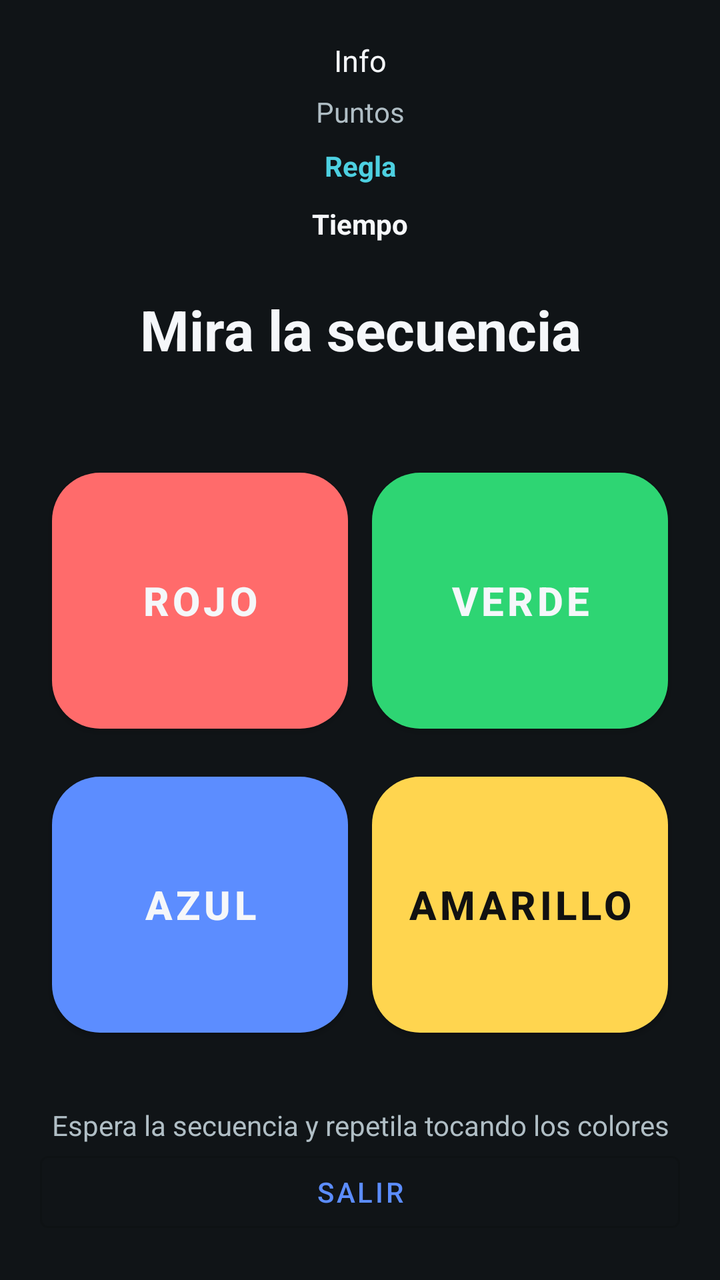
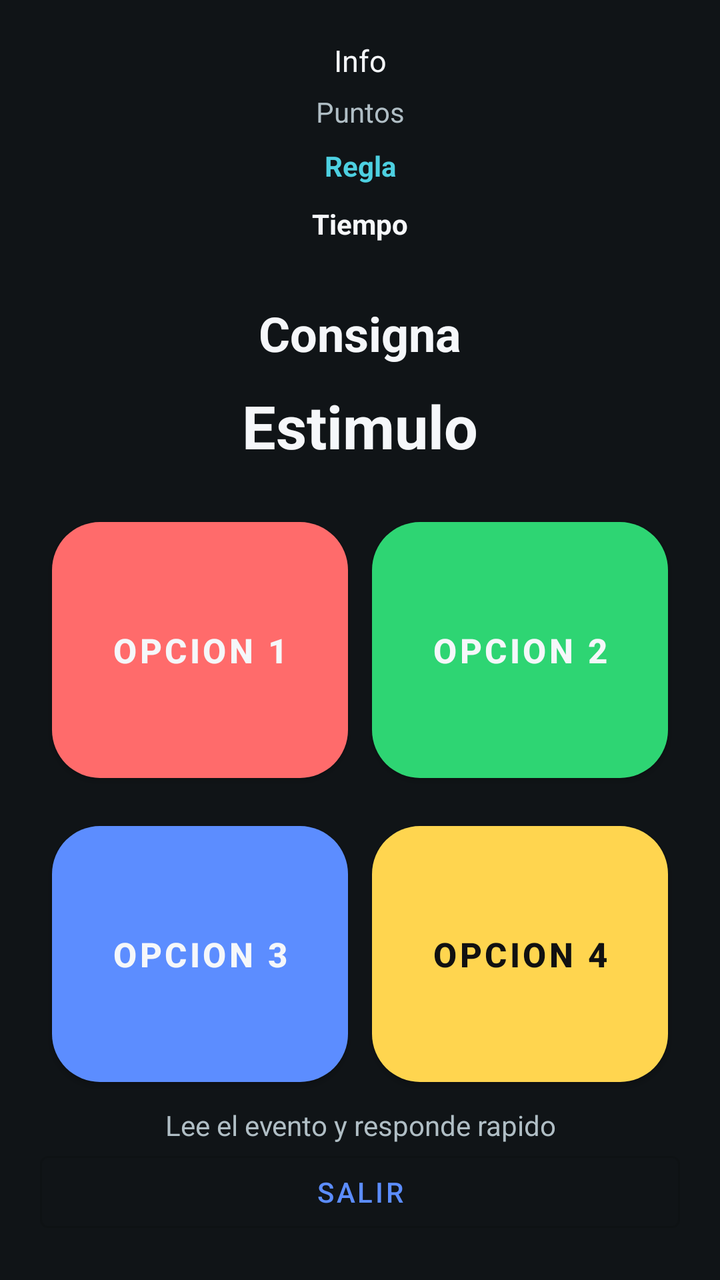

Before-and-after screenshots of an Android layout around one commit, followed by the original layout XML and the change that was made.
<!-- AndroidManifest.xml: application theme Theme.ReaccionAtencion -->
<!-- res/layout/activity_game.xml -->
<?xml version="1.0" encoding="utf-8"?>
<FrameLayout xmlns:android="http://schemas.android.com/apk/res/android"
    xmlns:app="http://schemas.android.com/apk/res-auto"
    android:id="@+id/rootGame"
    android:layout_width="match_parent"
    android:layout_height="match_parent"
    android:background="@color/bg_dark"
    android:clickable="true"
    android:focusable="true">

    <androidx.constraintlayout.widget.ConstraintLayout
        android:layout_width="match_parent"
        android:layout_height="match_parent"
        android:padding="20dp">

        <TextView
            android:id="@+id/tvGameInfo"
            android:layout_width="0dp"
            android:layout_height="wrap_content"
            android:gravity="center"
            android:text="Info"
            android:textColor="@color/text_primary"
            android:textSize="15sp"
            app:layout_constraintEnd_toEndOf="parent"
            app:layout_constraintStart_toStartOf="parent"
            app:layout_constraintTop_toTopOf="parent" />

        <TextView
            android:id="@+id/tvScore"
            android:layout_width="0dp"
            android:layout_height="wrap_content"
            android:layout_marginTop="6dp"
            android:gravity="center"
            android:text="Puntos"
            android:textColor="@color/text_secondary"
            android:textSize="14sp"
            app:layout_constraintEnd_toEndOf="parent"
            app:layout_constraintStart_toStartOf="parent"
            app:layout_constraintTop_toBottomOf="@id/tvGameInfo" />

        <TextView
            android:id="@+id/tvRule"
            android:layout_width="0dp"
            android:layout_height="wrap_content"
            android:layout_marginTop="8dp"
            android:gravity="center"
            android:text="Regla"
            android:textColor="@color/accent_cyan"
            android:textStyle="bold"
            app:layout_constraintEnd_toEndOf="parent"
            app:layout_constraintStart_toStartOf="parent"
            app:layout_constraintTop_toBottomOf="@id/tvScore" />

        <TextView
            android:id="@+id/tvTimer"
            android:layout_width="wrap_content"
            android:layout_height="wrap_content"
            android:layout_marginTop="10dp"
            android:text="Tiempo"
            android:textColor="@color/text_primary"
            android:textStyle="bold"
            app:layout_constraintEnd_toEndOf="parent"
            app:layout_constraintStart_toStartOf="parent"
            app:layout_constraintTop_toBottomOf="@id/tvRule" />

        <TextView
            android:id="@+id/tvCountdown"
            android:layout_width="0dp"
            android:layout_height="wrap_content"
            android:gravity="center"
            android:text="3"
            android:textColor="@color/text_primary"
            android:textSize="56sp"
            android:textStyle="bold"
            android:visibility="gone"
            app:layout_constraintBottom_toTopOf="@id/tvMain"
            app:layout_constraintEnd_toEndOf="parent"
            app:layout_constraintStart_toStartOf="parent"
            app:layout_constraintTop_toBottomOf="@id/tvTimer" />

        <TextView
            android:id="@+id/tvMain"
            android:layout_width="0dp"
            android:layout_height="wrap_content"
            android:gravity="center"
            android:text="Mira la secuencia"
            android:textColor="@color/text_primary"
            android:textSize="28sp"
            android:textStyle="bold"
            app:layout_constraintBottom_toTopOf="@id/gridPads"
            app:layout_constraintEnd_toEndOf="parent"
            app:layout_constraintStart_toStartOf="parent"
            app:layout_constraintTop_toBottomOf="@id/tvCountdown" />

        <LinearLayout
            android:id="@+id/gridPads"
            android:layout_width="0dp"
            android:layout_height="wrap_content"
            android:layout_marginTop="16dp"
            android:orientation="vertical"
            app:layout_constraintBottom_toTopOf="@id/tvHint"
            app:layout_constraintEnd_toEndOf="parent"
            app:layout_constraintStart_toStartOf="parent"
            app:layout_constraintTop_toBottomOf="@id/tvMain">

            <LinearLayout
                android:layout_width="match_parent"
                android:layout_height="0dp"
                android:layout_weight="1"
                android:orientation="horizontal">

                <com.google.android.material.button.MaterialButton
                    android:id="@+id/btnPad0"
                    android:layout_width="0dp"
                    android:layout_height="140dp"
                    android:layout_margin="6dp"
                    android:layout_weight="1"
                    android:text="ROJO"
                    android:textColor="@color/text_primary"
                    android:textSize="20sp"
                    android:textStyle="bold"
                    app:backgroundTint="@color/error_red"
                    app:cornerRadius="24dp" />

                <com.google.android.material.button.MaterialButton
                    android:id="@+id/btnPad1"
                    android:layout_width="0dp"
                    android:layout_height="140dp"
                    android:layout_margin="6dp"
                    android:layout_weight="1"
                    android:text="VERDE"
                    android:textColor="@color/text_primary"
                    android:textSize="20sp"
                    android:textStyle="bold"
                    app:backgroundTint="@color/success_green"
                    app:cornerRadius="24dp" />
            </LinearLayout>

            <LinearLayout
                android:layout_width="match_parent"
                android:layout_height="0dp"
                android:layout_weight="1"
                android:orientation="horizontal">

                <com.google.android.material.button.MaterialButton
                    android:id="@+id/btnPad2"
                    android:layout_width="0dp"
                    android:layout_height="140dp"
                    android:layout_margin="6dp"
                    android:layout_weight="1"
                    android:text="AZUL"
                    android:textColor="@color/text_primary"
                    android:textSize="20sp"
                    android:textStyle="bold"
                    app:backgroundTint="@color/accent_blue"
                    app:cornerRadius="24dp" />

                <com.google.android.material.button.MaterialButton
                    android:id="@+id/btnPad3"
                    android:layout_width="0dp"
                    android:layout_height="140dp"
                    android:layout_margin="6dp"
                    android:layout_weight="1"
                    android:text="AMARILLO"
                    android:textColor="#111111"
                    android:textSize="20sp"
                    android:textStyle="bold"
                    app:backgroundTint="#FFD54F"
                    app:cornerRadius="24dp" />
            </LinearLayout>
        </LinearLayout>

        <TextView
            android:id="@+id/tvHint"
            android:layout_width="0dp"
            android:layout_height="wrap_content"
            android:gravity="center"
            android:text="Espera la secuencia y repetila tocando los colores"
            android:textColor="@color/text_secondary"
            android:textSize="14sp"
            app:layout_constraintBottom_toTopOf="@id/btnExit"
            app:layout_constraintEnd_toEndOf="parent"
            app:layout_constraintStart_toStartOf="parent" />

        <com.google.android.material.button.MaterialButton
            android:id="@+id/btnExit"
            style="@style/Widget.MaterialComponents.Button.OutlinedButton"
            android:layout_width="0dp"
            android:layout_height="wrap_content"
            android:text="Salir"
            app:layout_constraintBottom_toBottomOf="parent"
            app:layout_constraintEnd_toEndOf="parent"
            app:layout_constraintStart_toStartOf="parent" />

    </androidx.constraintlayout.widget.ConstraintLayout>

    <View
        android:id="@+id/viewFeedback"
        android:layout_width="match_parent"
        android:layout_height="match_parent"
        android:alpha="0"
        android:background="#00FFFFFF" />

</FrameLayout>
<!-- resources referenced by this layout -->
<resources>
  <color name="accent_blue">#5C8DFF</color>
  <color name="accent_cyan">#4DD0E1</color>
  <color name="bg_dark">#101417</color>
  <color name="error_red">#FF6B6B</color>
  <color name="success_green">#2ED573</color>
  <color name="text_primary">#F5F7FA</color>
  <color name="text_secondary">#B0BEC5</color>
  <style name="Theme.ReaccionAtencion" parent="Theme.MaterialComponents.DayNight.NoActionBar">
          <item name="colorPrimary">@color/accent_blue</item>
          <item name="colorPrimaryVariant">@color/bg_panel</item>
          <item name="colorOnPrimary">@color/white</item>
          <item name="colorSecondary">@color/accent_cyan</item>
          <item name="colorSecondaryVariant">@color/accent_blue</item>
          <item name="colorOnSecondary">@color/black</item>
          <item name="android:windowBackground">@color/bg_dark</item>
          <item name="android:textColorPrimary">@color/text_primary</item>
          <item name="android:textColorSecondary">@color/text_secondary</item>
          <item name="android:statusBarColor" tools:targetApi="l">@color/bg_dark</item>
      </style>
  <color name="bg_panel">#192126</color>
  <color name="white">#FFFFFFFF</color>
  <color name="black">#FF000000</color>
</resources>

<!-- the commit's change to res/layout/activity_game.xml (unified diff, before → after) -->
@@ -83,14 +83,41 @@
             android:layout_width="0dp"
             android:layout_height="wrap_content"
             android:gravity="center"
-            android:text="Mira la secuencia"
-            android:textColor="@color/text_primary"
-            android:textSize="28sp"
-            android:textStyle="bold"
-            app:layout_constraintBottom_toTopOf="@id/gridPads"
+            android:text="Consigna"
+            android:textColor="@color/text_primary"
+            android:textSize="24sp"
+            android:textStyle="bold"
             app:layout_constraintEnd_toEndOf="parent"
             app:layout_constraintStart_toStartOf="parent"
             app:layout_constraintTop_toBottomOf="@id/tvCountdown" />
+
+        <TextView
+            android:id="@+id/tvStimulus"
+            android:layout_width="0dp"
+            android:layout_height="wrap_content"
+            android:layout_marginTop="10dp"
+            android:gravity="center"
+            android:text="Estimulo"
+            android:textColor="@color/text_primary"
+            android:textSize="30sp"
+            android:textStyle="bold"
+            app:layout_constraintEnd_toEndOf="parent"
+            app:layout_constraintStart_toStartOf="parent"
+            app:layout_constraintTop_toBottomOf="@id/tvMain" />
+
+        <GridLayout
+            android:id="@+id/gridColorMosaic"
+            android:layout_width="wrap_content"
+            android:layout_height="wrap_content"
+            android:layout_marginTop="10dp"
+            android:alignmentMode="alignMargins"
+            android:columnCount="4"
+            android:rowCount="3"
+            android:useDefaultMargins="true"
+            android:visibility="gone"
+            app:layout_constraintEnd_toEndOf="parent"
+            app:layout_constraintStart_toStartOf="parent"
+            app:layout_constraintTop_toBottomOf="@id/tvStimulus" />
 
         <LinearLayout
             android:id="@+id/gridPads"
@@ -101,7 +128,7 @@
             app:layout_constraintBottom_toTopOf="@id/tvHint"
             app:layout_constraintEnd_toEndOf="parent"
             app:layout_constraintStart_toStartOf="parent"
-            app:layout_constraintTop_toBottomOf="@id/tvMain">
+            app:layout_constraintTop_toBottomOf="@id/gridColorMosaic">
 
             <LinearLayout
                 android:layout_width="match_parent"
@@ -115,9 +142,9 @@
                     android:layout_height="140dp"
                     android:layout_margin="6dp"
                     android:layout_weight="1"
-                    android:text="ROJO"
+                    android:text="OPCION 1"
                     android:textColor="@color/text_primary"
-                    android:textSize="20sp"
+                    android:textSize="17sp"
                     android:textStyle="bold"
                     app:backgroundTint="@color/error_red"
                     app:cornerRadius="24dp" />
@@ -128,9 +155,9 @@
                     android:layout_height="140dp"
                     android:layout_margin="6dp"
                     android:layout_weight="1"
-                    android:text="VERDE"
+                    android:text="OPCION 2"
                     android:textColor="@color/text_primary"
-                    android:textSize="20sp"
+                    android:textSize="17sp"
                     android:textStyle="bold"
                     app:backgroundTint="@color/success_green"
                     app:cornerRadius="24dp" />
@@ -148,9 +175,9 @@
                     android:layout_height="140dp"
                     android:layout_margin="6dp"
                     android:layout_weight="1"
-                    android:text="AZUL"
+                    android:text="OPCION 3"
                     android:textColor="@color/text_primary"
-                    android:textSize="20sp"
+                    android:textSize="17sp"
                     android:textStyle="bold"
                     app:backgroundTint="@color/accent_blue"
                     app:cornerRadius="24dp" />
@@ -161,9 +188,9 @@
                     android:layout_height="140dp"
                     android:layout_margin="6dp"
                     android:layout_weight="1"
-                    android:text="AMARILLO"
+                    android:text="OPCION 4"
                     android:textColor="#111111"
-                    android:textSize="20sp"
+                    android:textSize="17sp"
                     android:textStyle="bold"
                     app:backgroundTint="#FFD54F"
                     app:cornerRadius="24dp" />
@@ -175,7 +202,7 @@
             android:layout_width="0dp"
             android:layout_height="wrap_content"
             android:gravity="center"
-            android:text="Espera la secuencia y repetila tocando los colores"
+            android:text="Lee el evento y responde rapido"
             android:textColor="@color/text_secondary"
             android:textSize="14sp"
             app:layout_constraintBottom_toTopOf="@id/btnExit"
